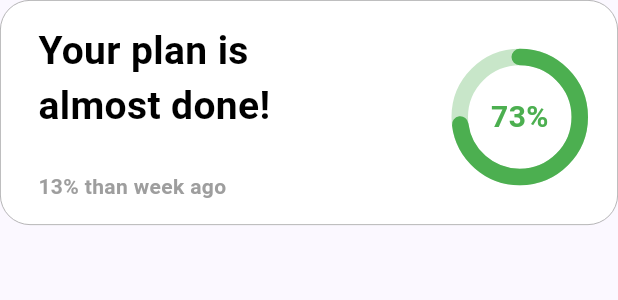
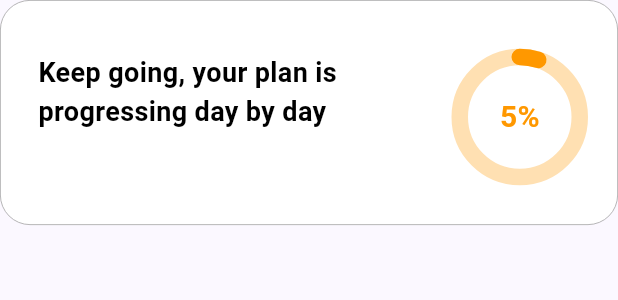
Before and after one commit to martinvanaud/cau-appdev, a Flutter app: the MedicationPlanProgress widget shown alone on an empty page, opened directly, on a phone screen of 412 x 824 dp. Shown: the top 300 px of the screen. Run offline on Flutter 3.47's test engine with Material 3 defaults, Android fonts, the phone set to English and light mode, and no system bars; our stand-ins replace cloud_firestore, firebase_auth, firebase_core, modal_progress_hud_nsn, table_calendar; accounts and stored records are empty.

Commit message:
feat(home page)

```diff
--- a/lib/entity/dosage.dart
+++ b/lib/entity/dosage.dart
@@ -27,8 +27,8 @@ class Dosage {
     return Dosage(
       numberOfItems: map['numberOfItems'] is int ? map['numberOfItems'] : int.parse(map['numberOfItems'].toString()),
       timeOfDay: TimeOfDay(
-          hour: int.parse(map['timeOfDay']['hour']),
-          minute: int.parse(map['timeOfDay']['minute'])
+          hour: map['timeOfDay']['hour'],
+          minute: map['timeOfDay']['minute']
       ),
       timing: DosageTiming.values.firstWhere((e) => e.toString() == 'DosageTiming.${map['timing']}'),
     );
--- a/lib/entity/profile.dart
+++ b/lib/entity/profile.dart
@@ -26,7 +26,6 @@ class Profile {
 }
 
 Stream<Profile?> getUserProfileStream() {
-  print("fetching the user profile");
   User? user = FirebaseAuth.instance.currentUser;
   if (user != null) {
     return FirebaseFirestore.instance
--- a/lib/pages/home.dart
+++ b/lib/pages/home.dart
@@ -30,9 +30,6 @@ class HomePage extends StatefulWidget {
 }
 
 class _HomePageState extends State<HomePage> {
-  final _auth = FirebaseAuth.instance;
-  final _firestore = FirebaseFirestore.instance;
-
   late Stream<Profile?> getUserProfileFuture;
 
   @override
@@ -52,7 +49,7 @@ class _HomePageState extends State<HomePage> {
               stream: getUserProfileStream(),
               builder: (context, snapshot) {
                 if (snapshot.connectionState == ConnectionState.waiting) {
-                  return CircularProgressIndicator();
+                  return const CircularProgressIndicator();
                 } else if (snapshot.hasError) {
                   return Text(
                       'Error: ${snapshot.error}'); // Handle error scenario
@@ -62,17 +59,17 @@ class _HomePageState extends State<HomePage> {
                   return Column(
                     children: [
                       Padding(
-                        padding: EdgeInsets.symmetric(vertical: 8.0),
+                        padding: const EdgeInsets.symmetric(vertical: 8.0),
                         child: HomeHeader(
                             name: userProfile?.username ??
                                 'User'), // Use null-aware operator
                       ),
-                      Padding(
-                        padding: const EdgeInsets.symmetric(vertical: 8.0),
-                        child: MedicationPlanProgress(percentage: 73),
+                      const Padding(
+                        padding: EdgeInsets.symmetric(vertical: 8.0),
+                        child: MedicationPlanProgress(percentage: 5),
                       ),
-                      Padding(
-                        padding: const EdgeInsets.symmetric(vertical: 8.0),
+                      const Padding(
+                        padding: EdgeInsets.symmetric(vertical: 8.0),
                         child: GetVaccinated(),
                       ),
                       Expanded(
@@ -156,8 +153,48 @@ class MedicationPlanProgress extends StatefulWidget {
 }
 
 class _MedicationPlanProgressState extends State<MedicationPlanProgress> {
+  Color _getColorForPercentage(int percentage) {
+    if (percentage <= 0) {
+      return Colors.red;
+    } else if (percentage <= 25) {
+      return Colors.orange;
+    } else if (percentage <= 50) {
+      return Colors.yellow;
+    } else {
+      return Colors.green;
+    }
+  }
+
+  Color _getColorForPercentageBackground(int percentage) {
+    if (percentage <= 0) {
+      return Colors.red.shade100;
+    } else if (percentage <= 25) {
+      return Colors.orange.shade100;
+    } else if (percentage <= 50) {
+      return Colors.yellow.shade100;
+    } else {
+      return Colors.green.shade100;
+    }
+  }
+
+  String _getMessageForPercentage(int percentage) {
+    if (percentage <= 0) {
+      return 'Your plan hasn\'t started yet.\nAdd some medication.';
+    } else if (percentage < 20) {
+      return 'Keep going, your plan is progressing day by day';
+    }  else if (percentage < 100) {
+      return 'Your plan is\nalmost done!';
+    } else {
+      return 'Congratulations!\nYou\'ve completed your plan.';
+    }
+  }
+
   @override
   Widget build(BuildContext context) {
+    Color progressColor = _getColorForPercentage(widget.percentage);
+    Color progressColorBackground = _getColorForPercentageBackground(widget.percentage);
+    String progressMessage = _getMessageForPercentage(widget.percentage);
+
     return Container(
       width: MediaQuery.of(context).size.width,
       height: 150,
@@ -174,44 +211,35 @@ class _MedicationPlanProgressState extends State<MedicationPlanProgress> {
             top: 10,
             child: CustomPaint(
               foregroundPainter:
-                  CircleProgressPainter(percentage: widget.percentage),
+                  CircleProgressPainter(percentage: widget.percentage, color: progressColor, backgroundColor: progressColorBackground),
               child: Container(
                 width: 80,
                 height: 75 + 50,
                 child: Center(
                     child: Text(
                   '${widget.percentage}%',
-                  style: const TextStyle(
+                  style: TextStyle(
                     fontWeight: FontWeight.bold,
                     fontSize: 20,
-                    color: Colors.green,
+                    color: progressColor,
                   ),
                 )),
               ),
             ),
           ),
-          const Positioned(
+          Positioned(
             left: 20,
-            top: 10,
+            top: 30,
+            width: MediaQuery.of(context).size.width * 0.55, // 80% of the screen width
             child: Text(
-              'Your plan is\nalmost done!',
-              style: TextStyle(
+              progressMessage,
+              style: const TextStyle(
                 fontWeight: FontWeight.bold,
-                fontSize: 26,
+                fontSize: 18,
                 color: Colors.black,
               ),
-            ),
-          ),
-          const Positioned(
-            left: 20,
-            bottom: 10,
-            child: Text(
-              '13% than week ago',
-              style: TextStyle(
-                color: Colors.grey,
-                fontWeight: FontWeight.bold,
-                fontSize: 14,
-              ),
+              softWrap: true, // Wrap the text onto multiple lines
+              overflow: TextOverflow.clip, // Clip the overflowing text
             ),
           ),
         ],
@@ -222,19 +250,21 @@ class _MedicationPlanProgressState extends State<MedicationPlanProgress> {
 
 class CircleProgressPainter extends CustomPainter {
   int percentage;
+  Color color;
+  Color backgroundColor;
 
-  CircleProgressPainter({required this.percentage});
+  CircleProgressPainter({required this.percentage, required this.color, required this.backgroundColor});
 
   @override
   void paint(Canvas canvas, Size size) {
     Paint greyPaint = Paint()
       ..strokeWidth = 11
-      ..color = Colors.green.shade100
+      ..color = backgroundColor
       ..style = PaintingStyle.stroke;
 
     Paint progressPaint = Paint()
       ..strokeWidth = 11
-      ..color = Colors.green
+      ..color = color
       ..style = PaintingStyle.stroke
       ..strokeCap = StrokeCap.round;
 
@@ -363,75 +393,10 @@ class MedicationSchedule extends StatelessWidget {
           return Text('Error: ${snapshot.error}');
         } else if (snapshot.hasData) {
           List<Medication> medications = snapshot.data!;
-          return ListView.builder(
-            itemCount: medications.length,
-            itemBuilder: (context, index) {
-              Medication medication = medications[index];
-              return Dismissible(
-                key: Key(medication.id),
-                onDismissed: (direction) {
-                  _medicationProvider.removeUserMedication(user.uid, medication.id);
-                },
-                background: Container(
-                  color: Colors.white,
-                  alignment: Alignment.centerLeft,
-                  child: Container(
-                    margin: const EdgeInsets.only(left: 20),
-                    padding: const EdgeInsets.all(16),
-                    decoration: BoxDecoration(
-                      color: Colors.white,
-                      border: Border.all(color: Colors.grey),
-                      borderRadius: BorderRadius.circular(4),
-                    ),
-                    child: const Icon(Icons.check, color: Colors.black),
-                  ),
-                ),
-                secondaryBackground: Container(
-                  color: Colors.white,
-                  alignment: Alignment.centerRight,
-                  child: Container(
-                    margin: const EdgeInsets.only(right: 20),
-                    padding: const EdgeInsets.all(16),
-                    decoration: BoxDecoration(
-                      color: Colors.white,
-                      border: Border.all(color: Colors.grey),
-                      borderRadius: BorderRadius.circular(4),
-                    ),
-                    child: const Icon(Icons.check, color: Colors.black),
-                  ),
-                ),
-                child: Padding(
-                  padding: const EdgeInsets.only(bottom: 8.0),
-                  child: MedicationCard(
-                    imagePath: 'assets/medication/${medication.type.name}.png',
-                    title: medication.name,
-                      subtitle: ''
-                          '${medication.dosages[0].numberOfItems} ${(medication.dosages[0].numberOfItems > 1 ? '${medication.type.name}s' : medication.type.name)} '
-                          '${(medication.dosages[0].timing.name == 'whenever' ? '' : medication.dosages[0].timing.name == 'afterMeal' ? "after meals " : "before meals")}'
-                          'for ${medication.duration} ${(medication.duration > 1 ? "days" : "day")}',
-                  ),
-                ),
-              );
+          List<Widget> medicationListItems = _buildMedicationListWithHeaders(medications);
 
-              // return Dismissible(
-              //   key: Key(medication.id),
-              //   onDismissed: (direction) {
-              //     _medicationProvider.removeUserMedication(user.uid, medication.id);
-              //   },
-              //   background: Container(color: Colors.red),
-              //   child: Padding(
-              //     padding: const EdgeInsets.only(bottom: 8.0),
-              //     child: MedicationCard(
-              //       imagePath: 'assets/medication/${medication.type.name}.png',
-              //       title: medication.name,
-              //       subtitle: ''
-              //         '${medication.dosages[0].numberOfItems} ${(medication.dosages[0].numberOfItems > 1 ? '${medication.type.name}s' : medication.type.name)} '
-              //         '${(medication.dosages[0].timing.name == 'whenever' ? '' : medication.dosages[0].timing.name == 'afterMeal' ? "after meals " : "before meals ")}'
-              //         'for ${medication.duration} ${(medication.duration > 1 ? "days" : "day")}',
-              //     ),
-              //   ),
-              // );
-            },
+          return ListView(
+            children: medicationListItems,
           );
         } else {
           return const Text('No medications found');
@@ -441,49 +406,46 @@ class MedicationSchedule extends StatelessWidget {
   }
 }
 
-// class MedicationSchedule extends StatelessWidget {
-//   MedicationSchedule({super.key});
-//
-//   final _auth = FirebaseAuth.instance;
-//   final MedicationProvider _medicationProvider = MedicationProvider();
-//
-//   @override
-//   Widget build(BuildContext context) {
-//     User? user = _auth.currentUser;
-//     if (user == null) {
-//       return const Text('User not authenticated');
-//     }
-//
-//     return StreamBuilder<List<Medication>>(
-//       stream: _medicationProvider.getUserMedicationsStream(user.uid),
-//       builder: (context, snapshot) {
-//         if (snapshot.connectionState == ConnectionState.waiting) {
-//           return const CircularProgressIndicator();
-//         } else if (snapshot.hasError) {
-//           return Text('Error: ${snapshot.error}');
-//         } else if (snapshot.hasData) {
-//           List<Medication> medications = snapshot.data!;
-//           return ListView.builder(
-//             itemCount: medications.length,
-//             itemBuilder: (context, index) {
-//               Medication medication = medications[index];
-//               return Padding(
-//                 padding: const EdgeInsets.only(bottom: 8.0), // Adjust the padding as needed
-//                 child: MedicationCard(
-//                   imagePath: 'assets/medication/${medication.type.name}.png',
-//                   title: medication.name,
-//                   subtitle: ''
-//                       '${medication.dosages[0].numberOfItems} ${(medication.dosages[0].numberOfItems > 1 ? '${medication.type.name}s' : medication.type.name)} '
-//                       '${(medication.dosages[0].timing.name == 'whenever' ? '' : medication.dosages[0].timing.name == 'afterMeal' ? "after meals " : "before meals ")}'
-//                       'for ${medication.duration} ${(medication.duration > 1 ? "days" : "day")}',
-//                 ),
-//               );
-//             },
-//           );
-//         } else {
-//           return const Text('No medications found');
-//         }
-//       },
-//     );
-//   }
-// }
+int timeOfDayToMinutes(TimeOfDay tod) => tod.hour * 60 + tod.minute;
+
+List<Widget> _buildMedicationListWithHeaders(List<Medication> medications) {
+  // Sort medications by time first
+  medications.sort((a, b) => timeOfDayToMinutes(a.dosages[0].timeOfDay).compareTo(timeOfDayToMinutes(b.dosages[0].timeOfDay)));
+
+  // Group medications by timeOfDay
+  var groupedByTime = groupBy(medications, (Medication m) => m.dosages[0].timeOfDay);
+
+  List<Widget> listItems = [];
+  groupedByTime.forEach((timeOfDay, medsAtSameTime) {
+    // Add time header
+    listItems.add(
+      Padding(
+        padding: const EdgeInsets.symmetric(vertical: 8.0),
+        child: Align(
+          alignment: Alignment.centerLeft,
+          child: Text(
+            "${timeOfDay.hour.toString().padLeft(2, '0')}:${timeOfDay.minute.toString().padLeft(2, '0')}",
+            style: const TextStyle(fontWeight: FontWeight.bold, fontSize: 18),
+          ),
+        ),
+      ),
+    );
+
+    // Add medication cards
+    listItems.addAll(medsAtSameTime.map((medication) {
+      return Padding(
+        padding: const EdgeInsets.only(bottom: 8.0),
+        child: MedicationCard(
+          imagePath: 'assets/medication/${medication.type.name}.png',
+          title: medication.name,
+          subtitle: ''
+              '${medication.dosages[0].numberOfItems} ${(medication.dosages[0].numberOfItems > 1 ? '${medication.type.name}s' : medication.type.name)} '
+              '${(medication.dosages[0].timing.name == 'whenever' ? '' : medication.dosages[0].timing.name == 'afterMeal' ? "after meals " : "before meals ")}'
+              '${(medication.duration <= 0 ? "today" : medication.duration > 1 ? "for ${medication.duration} days" : "for ${medication.duration} day")}',
+        ),
+      );
+    }).toList());
+  });
+
+  return listItems;
+}
```
Also changed, not shown: lib/pages/addmedication.dart (+6 -4 lines).
